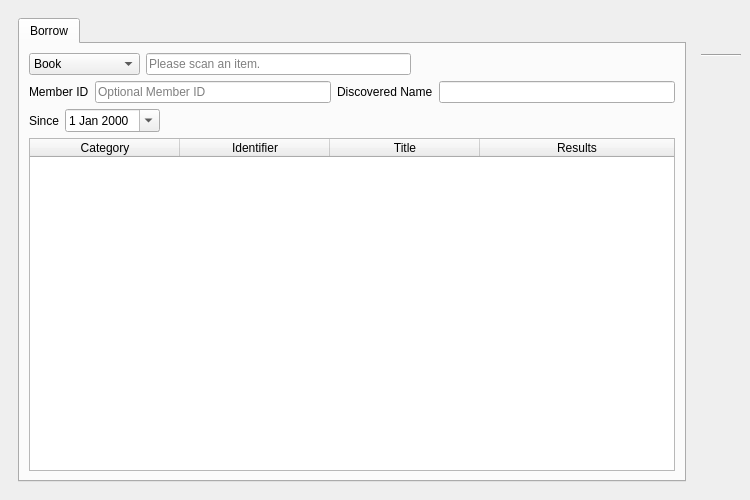
First picture: the form in UI/biblioteq_statistics.ui, repository textbrowser/biblioteq, before the edit.
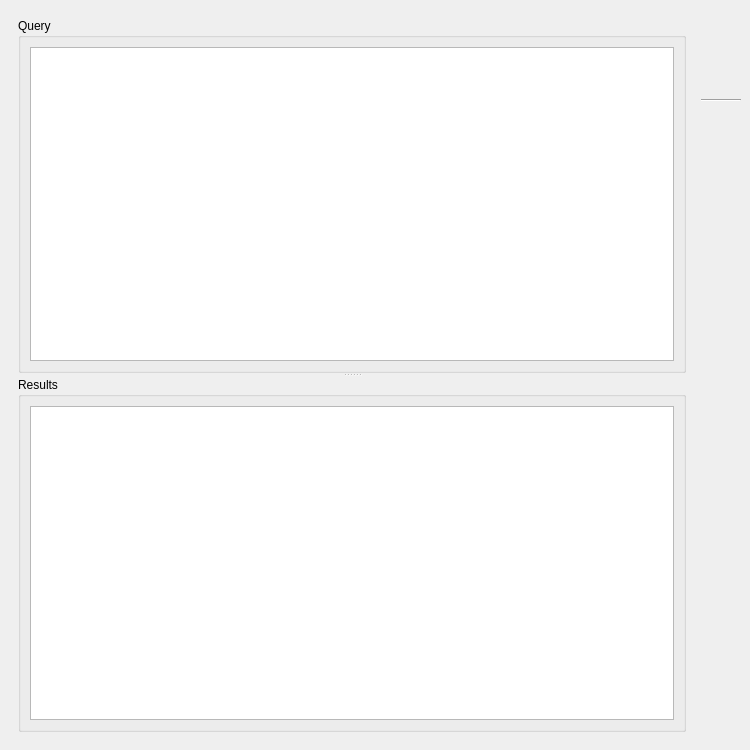
Second picture: the form after the edit. Icons and pictures are not drawn.

The edit to the form file:
```diff
--- a/UI/biblioteq_statistics.ui
+++ b/UI/biblioteq_statistics.ui
@@ -7,7 +7,7 @@
     <x>0</x>
     <y>0</y>
     <width>750</width>
-    <height>500</height>
+    <height>750</height>
    </rect>
   </property>
   <property name="windowTitle">
@@ -23,161 +23,27 @@
      <widget class="QFrame" name="frame">
       <layout class="QVBoxLayout" name="verticalLayout">
        <item>
-        <widget class="QTabWidget" name="tab">
-         <property name="currentIndex">
-          <number>0</number>
+        <widget class="QSplitter" name="splitter">
+         <property name="orientation">
+          <enum>Qt::Vertical</enum>
          </property>
-         <widget class="QWidget" name="page_borrow">
-          <attribute name="title">
-           <string>Borrow</string>
-          </attribute>
-          <layout class="QVBoxLayout" name="verticalLayout_2">
+         <widget class="QGroupBox" name="groupBox">
+          <property name="title">
+           <string>Query</string>
+          </property>
+          <layout class="QVBoxLayout" name="verticalLayout_3">
            <item>
-            <layout class="QHBoxLayout" name="horizontalLayout_4">
-             <item>
-              <widget class="QComboBox" name="borrow_scan_type">
-               <property name="currentText">
-                <string>Book</string>
-               </property>
-               <item>
-                <property name="text">
-                 <string>Book</string>
-                </property>
-               </item>
-               <item>
-                <property name="text">
-                 <string>CD</string>
-                </property>
-               </item>
-               <item>
-                <property name="text">
-                 <string>DVD</string>
-                </property>
-               </item>
-               <item>
-                <property name="text">
-                 <string>Grey Literature</string>
-                </property>
-               </item>
-               <item>
-                <property name="text">
-                 <string>Journal</string>
-                </property>
-               </item>
-               <item>
-                <property name="text">
-                 <string>Magazine</string>
-                </property>
-               </item>
-               <item>
-                <property name="text">
-                 <string>Video Game</string>
-                </property>
-               </item>
-              </widget>
-             </item>
-             <item>
-              <widget class="QLineEdit" name="borrow_scan">
-               <property name="toolTip">
-                <string>&lt;html&gt;&lt;head/&gt;&lt;body&gt;&lt;p&gt;Click in this field and scan an item. A new row will be created with the scanned identifier value. Please wait until the text hint is visible before scanning an item. Of course, you may also type an identifier and press the Enter key.&lt;/p&gt;&lt;/body&gt;&lt;/html&gt;</string>
-               </property>
-               <property name="placeholderText">
-                <string>Please scan an item.</string>
-               </property>
-               <property name="clearButtonEnabled">
-                <bool>true</bool>
-               </property>
-              </widget>
-             </item>
-             <item>
-              <spacer name="horizontalSpacer_3">
-               <property name="orientation">
-                <enum>Qt::Horizontal</enum>
-               </property>
-               <property name="sizeHint" stdset="0">
-                <size>
-                 <width>40</width>
-                 <height>20</height>
-                </size>
-               </property>
-              </spacer>
-             </item>
-            </layout>
+            <widget class="QTextEdit" name="query"/>
            </item>
+          </layout>
+         </widget>
+         <widget class="QGroupBox" name="groupBox_2">
+          <property name="title">
+           <string>Results</string>
+          </property>
+          <layout class="QVBoxLayout" name="verticalLayout_4">
            <item>
-            <layout class="QHBoxLayout" name="horizontalLayout_3">
-             <item>
-              <widget class="QLabel" name="label">
-               <property name="text">
-                <string>Member ID</string>
-               </property>
-              </widget>
-             </item>
-             <item>
-              <widget class="QLineEdit" name="borrow_member_id">
-               <property name="maxLength">
-                <number>16</number>
-               </property>
-               <property name="placeholderText">
-                <string>Optional Member ID</string>
-               </property>
-               <property name="clearButtonEnabled">
-                <bool>true</bool>
-               </property>
-              </widget>
-             </item>
-             <item>
-              <widget class="QLabel" name="label_5">
-               <property name="text">
-                <string>Discovered Name</string>
-               </property>
-              </widget>
-             </item>
-             <item>
-              <widget class="QLineEdit" name="borrow_member_name">
-               <property name="toolTip">
-                <string>&lt;html&gt;&lt;head/&gt;&lt;body&gt;&lt;p&gt;A database query will be performed after editing of the Member ID has completed. For example, after Member ID has lost input focus.&lt;/p&gt;&lt;/body&gt;&lt;/html&gt;</string>
-               </property>
-               <property name="readOnly">
-                <bool>true</bool>
-               </property>
-              </widget>
-             </item>
-            </layout>
-           </item>
-           <item>
-            <layout class="QHBoxLayout" name="horizontalLayout_2">
-             <item>
-              <widget class="QLabel" name="label_2">
-               <property name="text">
-                <string>Since</string>
-               </property>
-              </widget>
-             </item>
-             <item>
-              <widget class="QDateEdit" name="borrow_since">
-               <property name="calendarPopup">
-                <bool>true</bool>
-               </property>
-              </widget>
-             </item>
-             <item>
-              <spacer name="horizontalSpacer">
-               <property name="orientation">
-                <enum>Qt::Horizontal</enum>
-               </property>
-               <property name="sizeHint" stdset="0">
-                <size>
-                 <width>40</width>
-                 <height>20</height>
-                </size>
-               </property>
-              </spacer>
-             </item>
-            </layout>
-           </item>
-           <item>
-            <widget class="QTableWidget" name="borrow_table">
+            <widget class="QTableWidget" name="results_table">
              <property name="editTriggers">
               <set>QAbstractItemView::AllEditTriggers</set>
              </property>
@@ -211,26 +77,6 @@
              <attribute name="verticalHeaderVisible">
               <bool>false</bool>
              </attribute>
-             <column>
-              <property name="text">
-               <string>Category</string>
-              </property>
-             </column>
-             <column>
-              <property name="text">
-               <string>Identifier</string>
-              </property>
-             </column>
-             <column>
-              <property name="text">
-               <string>Title</string>
-              </property>
-             </column>
-             <column>
-              <property name="text">
-               <string>Results</string>
-              </property>
-             </column>
             </widget>
            </item>
           </layout>
@@ -265,6 +111,29 @@
         </property>
        </widget>
       </item>
+      <item>
+       <widget class="QToolButton" name="export_results">
+        <property name="toolTip">
+         <string>Go! (Current Page)</string>
+        </property>
+        <property name="text">
+         <string/>
+        </property>
+        <property name="icon">
+         <iconset resource="../Icons/icons.qrc">
+          <normaloff>:/32x32/save.png</normaloff>:/32x32/save.png</iconset>
+        </property>
+        <property name="iconSize">
+         <size>
+          <width>32</width>
+          <height>32</height>
+         </size>
+        </property>
+        <property name="autoRaise">
+         <bool>true</bool>
+        </property>
+       </widget>
+      </item>
       <item>
        <widget class="Line" name="line">
         <property name="orientation">
```
Left out of the diff: 10 changed lines with no effect on the pictures.
